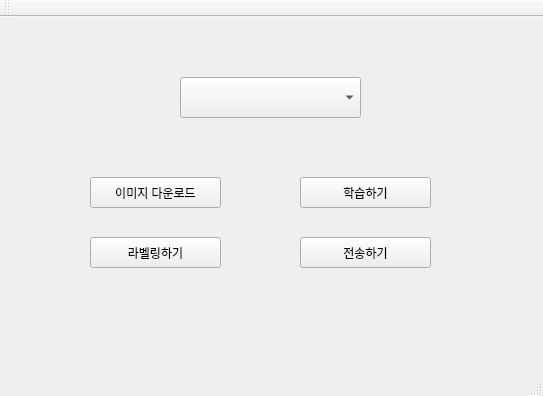
Qt form mainwindow.ui (chaeyoungg/graduation_QT_project) before a commit.
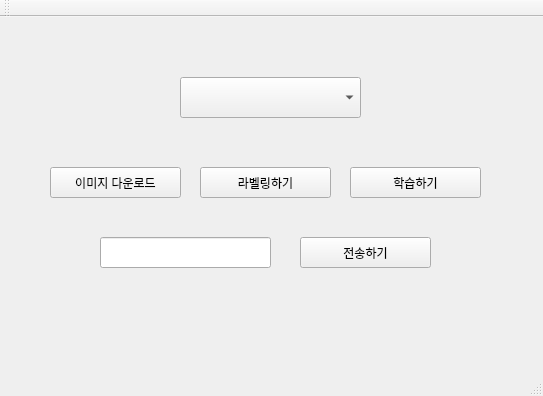
The same form after that commit.

Diff of the .ui file:
```diff
--- a/mainwindow.ui
+++ b/mainwindow.ui
@@ -17,8 +17,8 @@
    <widget class="QPushButton" name="pushButton_learn">
     <property name="geometry">
      <rect>
-      <x>300</x>
-      <y>160</y>
+      <x>350</x>
+      <y>150</y>
       <width>131</width>
       <height>31</height>
      </rect>
@@ -53,8 +53,8 @@
    <widget class="QPushButton" name="pushButton_label">
     <property name="geometry">
      <rect>
-      <x>90</x>
-      <y>220</y>
+      <x>200</x>
+      <y>150</y>
       <width>131</width>
       <height>31</height>
      </rect>
@@ -66,8 +66,8 @@
    <widget class="QPushButton" name="pushButton_download">
     <property name="geometry">
      <rect>
-      <x>90</x>
-      <y>160</y>
+      <x>50</x>
+      <y>150</y>
       <width>131</width>
       <height>31</height>
      </rect>
@@ -76,6 +76,16 @@
      <string>이미지 다운로드</string>
     </property>
    </widget>
+   <widget class="QLineEdit" name="lineEdit">
+    <property name="geometry">
+     <rect>
+      <x>100</x>
+      <y>220</y>
+      <width>171</width>
+      <height>31</height>
+     </rect>
+    </property>
+   </widget>
   </widget>
   <widget class="QMenuBar" name="menuBar">
    <property name="geometry">
```
